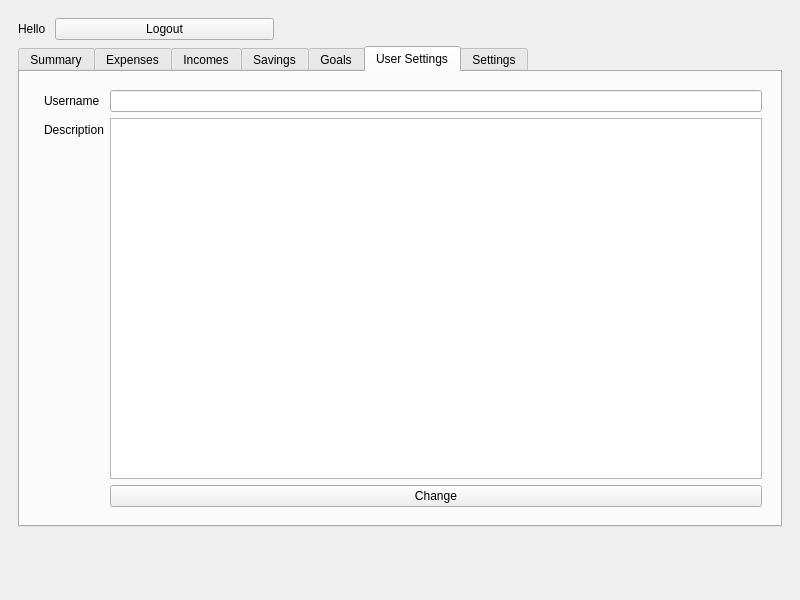
The window that GigaBudget/mainwindow.ui (Kapiura/BudgetPlanner) describes before a commit, drawn with Qt 5.
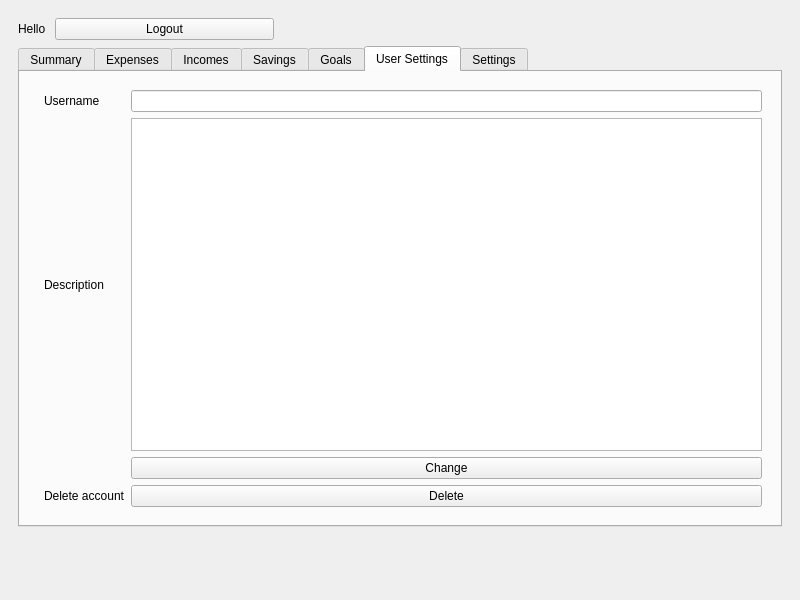
The same window after the commit. The open tabs and pages were chosen to show the change.

Commit message: Add new button to ui form - deleting user button add

Patch:
```diff
--- a/GigaBudget/mainwindow.ui
+++ b/GigaBudget/mainwindow.ui
@@ -480,7 +480,7 @@
                 <height>191</height>
                </size>
               </property>
-              <layout class="QFormLayout" name="formLayout_8">
+              <layout class="QGridLayout" name="gridLayout_3">
                <item row="0" column="0">
                 <widget class="QLabel" name="label_16">
                  <property name="text">
@@ -498,6 +498,9 @@
                  </property>
                 </widget>
                </item>
+               <item row="1" column="1">
+                <widget class="QTextEdit" name="userSettingsDesc"/>
+               </item>
                <item row="2" column="1">
                 <widget class="QPushButton" name="userSettingsChange">
                  <property name="text">
@@ -505,8 +508,19 @@
                  </property>
                 </widget>
                </item>
-               <item row="1" column="1">
-                <widget class="QTextEdit" name="userSettingsDesc"/>
+               <item row="3" column="0">
+                <widget class="QLabel" name="label_28">
+                 <property name="text">
+                  <string>Delete account</string>
+                 </property>
+                </widget>
+               </item>
+               <item row="3" column="1">
+                <widget class="QPushButton" name="pushButton">
+                 <property name="text">
+                  <string>Delete</string>
+                 </property>
+                </widget>
                </item>
               </layout>
              </widget>
```
Left out of the diff: 2 changed lines with no effect on the pictures. The commit also changes 3 other files.
